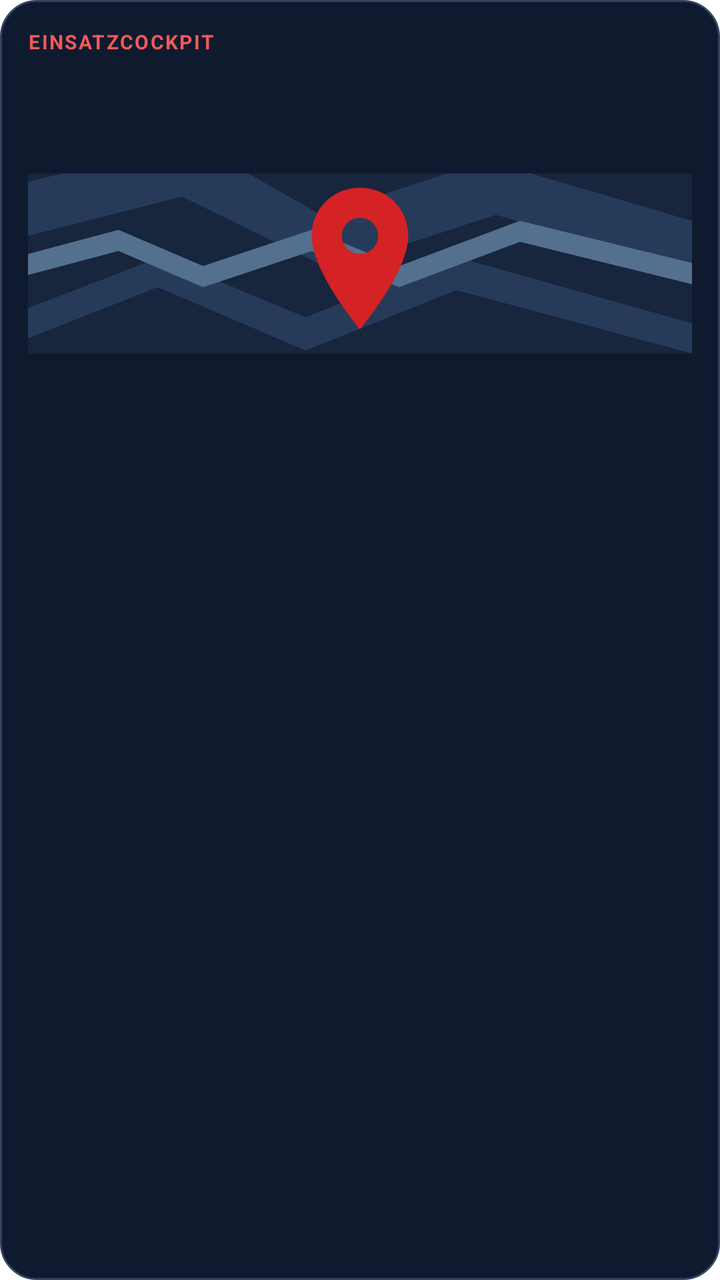
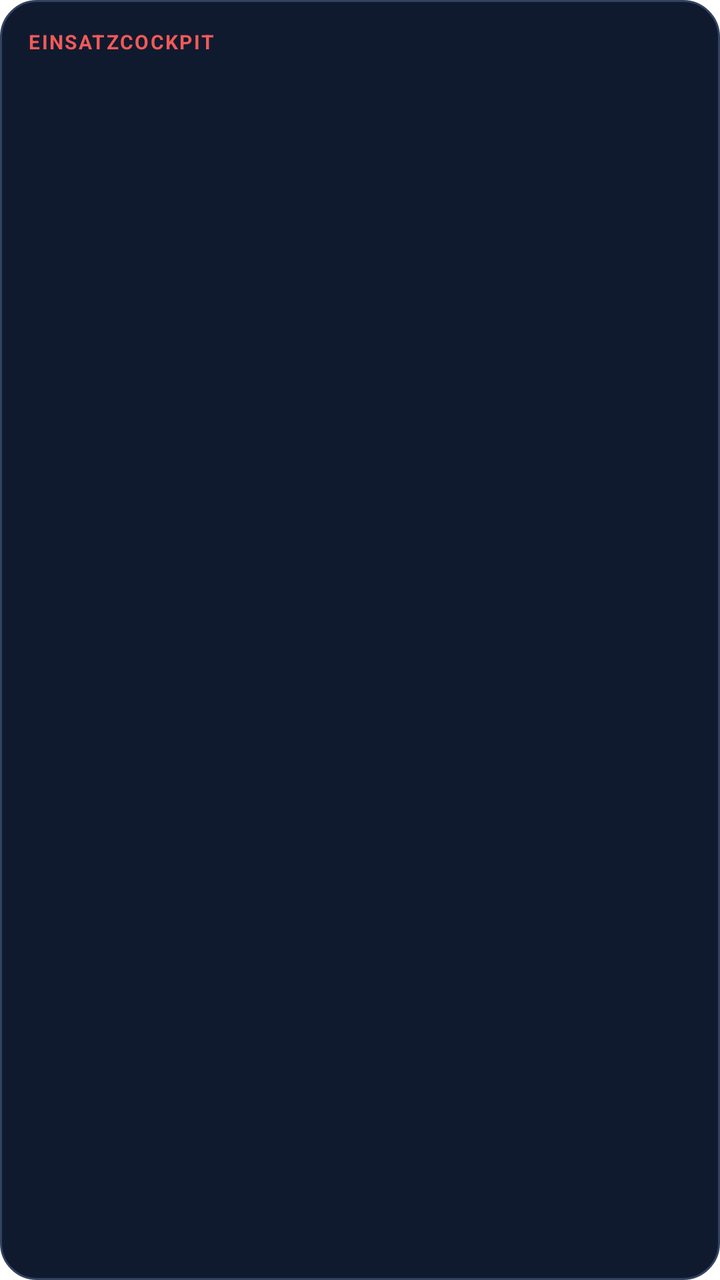

Before-and-after screenshots of an Android layout around one commit, followed by the original layout XML and the change that was made.
<!-- AndroidManifest.xml: fallback theme Theme.MaterialComponents.DayNight.NoActionBar -->
<!-- res/layout/ec_widget_einsatz.xml -->
<?xml version="1.0" encoding="utf-8"?>
<LinearLayout xmlns:android="http://schemas.android.com/apk/res/android" android:id="@+id/einsatz_root" android:layout_width="match_parent" android:layout_height="match_parent" android:orientation="vertical" android:padding="14dp" android:background="@drawable/ec_widget_background">
    <TextView android:id="@+id/einsatz_label" android:layout_width="wrap_content" android:layout_height="wrap_content" android:text="EINSATZCOCKPIT" android:textColor="#F15A58" android:textSize="10sp" android:textStyle="bold" android:letterSpacing="0.08" />
    <TextView android:id="@+id/einsatz_title" android:layout_width="match_parent" android:layout_height="wrap_content" android:layout_marginTop="4dp" android:textColor="#FFFFFF" android:textSize="18sp" android:textStyle="bold" android:maxLines="2" />
    <TextView android:id="@+id/einsatz_detail" android:layout_width="match_parent" android:layout_height="wrap_content" android:layout_marginTop="3dp" android:textColor="#C8D2E8" android:textSize="13sp" android:maxLines="2" />
    <TextView android:id="@+id/einsatz_meldung" android:layout_width="match_parent" android:layout_height="wrap_content" android:layout_marginTop="4dp" android:textColor="#FFFFFF" android:textSize="12sp" android:maxLines="3" android:visibility="gone" />
    <LinearLayout android:id="@+id/einsatz_actions" android:layout_width="match_parent" android:layout_height="wrap_content" android:layout_marginTop="8dp" android:orientation="horizontal" android:visibility="gone">
        <TextView android:id="@+id/einsatz_maps_action" android:layout_width="wrap_content" android:layout_height="wrap_content" android:layout_marginEnd="10dp" android:drawableStart="@drawable/ic_ec_widget_map" android:drawablePadding="4dp" android:gravity="center_vertical" android:text="Maps" android:textColor="#FFFFFF" android:textSize="12sp" />
        <TextView android:id="@+id/einsatz_object_action" android:layout_width="0dp" android:layout_height="wrap_content" android:layout_weight="1" android:drawableStart="@drawable/ic_ec_widget_objects" android:drawablePadding="4dp" android:gravity="center_vertical" android:maxLines="1" android:textColor="#FFFFFF" android:textSize="12sp" />
        <TextView android:id="@+id/einsatz_fahrt_action" android:layout_width="wrap_content" android:layout_height="wrap_content" android:drawableStart="@drawable/ic_ec_widget_fahrt" android:drawablePadding="4dp" android:gravity="center_vertical" android:text="Fahrt erfassen" android:textColor="#FFFFFF" android:textSize="12sp" />
    </LinearLayout>
    <ImageView android:id="@+id/einsatz_map" android:layout_width="match_parent" android:layout_height="90dp" android:layout_marginTop="10dp" android:scaleType="centerCrop" android:src="@drawable/ic_ec_widget_map" android:contentDescription="Karte zum Einsatzort" />
    <LinearLayout android:id="@+id/gsl_queue_container" android:layout_width="match_parent" android:layout_height="wrap_content" android:layout_marginTop="8dp" android:orientation="vertical" android:visibility="gone" />
</LinearLayout>
<!-- resources referenced by this layout -->
<resources>
  <!-- drawable ec_widget_background (drawable) -->
  <?xml version="1.0" encoding="utf-8"?>
  <shape xmlns:android="http://schemas.android.com/apk/res/android" android:shape="rectangle">
      <solid android:color="#101A2F" />
      <corners android:radius="18dp" />
      <stroke android:width="1dp" android:color="#33425F" />
  </shape>
  <!-- drawable ic_ec_widget_fahrt (drawable) -->
  <?xml version="1.0" encoding="utf-8"?>
  <vector xmlns:android="http://schemas.android.com/apk/res/android" android:width="36dp" android:height="36dp" android:viewportWidth="24" android:viewportHeight="24">
      <path android:fillColor="#3E8ED9" android:pathData="M12,3a9,9 0,1 0,0 18a9,9 0,0 0,0 -18M12,5.2a6.8,6.8 0,0 1,5.8 3.3l-3.4,1.4a3,3 0,0 0,-4.8,0L6.2,8.5A6.8,6.8 0,0 1,12,5.2M5.4,12c0,-0.5 0.1,-1 0.2,-1.4l3.5,1.4a3,3 0,0 0,1.8 2.8v3.7A6.8,6.8 0,0 1,5.4,12M13.1,18.5v-3.7a3,3 0,0 0,1.8,-2.8l3.5,-1.4c0.1,0.5 0.2,0.9 0.2,1.4A6.8,6.8 0,0 1,13.1,18.5" />
  </vector>
  <!-- drawable ic_ec_widget_map (drawable) -->
  <?xml version="1.0" encoding="utf-8"?>
  <vector xmlns:android="http://schemas.android.com/apk/res/android" android:width="220dp" android:height="90dp" android:viewportWidth="220" android:viewportHeight="90">
      <path android:fillColor="#17253D" android:pathData="M0,0h220v90h-220z" />
      <path android:fillColor="#263B59" android:pathData="M0,18L55,5l42,24l55,-18l68,20v17l-65,-19l-55,18L51,23L0,36zM0,60l44,-17l48,20l50,-20l78,22v10l-78,-21L92,74L43,53L0,70z" />
      <path android:fillColor="#54708F" android:pathData="M0,42L30,34l28,12l36,-12l29,12l40,-15l57,14v7l-57,-14l-40,15l-29,-12L58,53L30,41L0,49z" />
      <path android:fillColor="#D42225" android:pathData="M110,20c-9,0 -16,7 -16,16c0,12 16,31 16,31s16,-19 16,-31c0,-9 -7,-16 -16,-16M110,30a6,6 0,1 1,0 12a6,6 0,0 1,0 -12" />
  </vector>
  <!-- drawable ic_ec_widget_objects (drawable) -->
  <?xml version="1.0" encoding="utf-8"?>
  <vector xmlns:android="http://schemas.android.com/apk/res/android" android:width="36dp" android:height="36dp" android:viewportWidth="24" android:viewportHeight="24">
      <path android:fillColor="#20B86A" android:pathData="M3,21h18v-2h-1V4H8v15H6V10H3zM10,6h2v2h-2zM14,6h2v2h-2zM10,10h2v2h-2zM14,10h2v2h-2zM10,14h2v5h-2zM14,14h2v5h-2z" />
  </vector>
</resources>

<!-- the commit's change to res/layout/ec_widget_einsatz.xml (unified diff, before → after) -->
@@ -5,10 +5,10 @@
     <TextView android:id="@+id/einsatz_detail" android:layout_width="match_parent" android:layout_height="wrap_content" android:layout_marginTop="3dp" android:textColor="#C8D2E8" android:textSize="13sp" android:maxLines="2" />
     <TextView android:id="@+id/einsatz_meldung" android:layout_width="match_parent" android:layout_height="wrap_content" android:layout_marginTop="4dp" android:textColor="#FFFFFF" android:textSize="12sp" android:maxLines="3" android:visibility="gone" />
     <LinearLayout android:id="@+id/einsatz_actions" android:layout_width="match_parent" android:layout_height="wrap_content" android:layout_marginTop="8dp" android:orientation="horizontal" android:visibility="gone">
-        <TextView android:id="@+id/einsatz_maps_action" android:layout_width="wrap_content" android:layout_height="wrap_content" android:layout_marginEnd="10dp" android:drawableStart="@drawable/ic_ec_widget_map" android:drawablePadding="4dp" android:gravity="center_vertical" android:text="Maps" android:textColor="#FFFFFF" android:textSize="12sp" />
         <TextView android:id="@+id/einsatz_object_action" android:layout_width="0dp" android:layout_height="wrap_content" android:layout_weight="1" android:drawableStart="@drawable/ic_ec_widget_objects" android:drawablePadding="4dp" android:gravity="center_vertical" android:maxLines="1" android:textColor="#FFFFFF" android:textSize="12sp" />
         <TextView android:id="@+id/einsatz_fahrt_action" android:layout_width="wrap_content" android:layout_height="wrap_content" android:drawableStart="@drawable/ic_ec_widget_fahrt" android:drawablePadding="4dp" android:gravity="center_vertical" android:text="Fahrt erfassen" android:textColor="#FFFFFF" android:textSize="12sp" />
     </LinearLayout>
-    <ImageView android:id="@+id/einsatz_map" android:layout_width="match_parent" android:layout_height="90dp" android:layout_marginTop="10dp" android:scaleType="centerCrop" android:src="@drawable/ic_ec_widget_map" android:contentDescription="Karte zum Einsatzort" />
+    <ImageView android:id="@+id/einsatz_map" android:layout_width="match_parent" android:layout_height="0dp" android:layout_weight="1" android:layout_marginTop="10dp" android:background="@drawable/ec_widget_map_background" android:scaleType="centerCrop" android:contentDescription="Karte zum Einsatzort" android:visibility="gone" />
+    <TextView android:id="@+id/einsatz_maps_button" android:layout_width="match_parent" android:layout_height="40dp" android:layout_marginTop="8dp" android:background="@drawable/ec_widget_button_maps" android:drawableStart="@drawable/ic_ec_widget_maps_pin" android:drawablePadding="8dp" android:gravity="center" android:text="In Google Maps öffnen" android:textColor="#FFFFFF" android:textSize="14sp" android:textStyle="bold" android:visibility="gone" />
     <LinearLayout android:id="@+id/gsl_queue_container" android:layout_width="match_parent" android:layout_height="wrap_content" android:layout_marginTop="8dp" android:orientation="vertical" android:visibility="gone" />
 </LinearLayout>
<!-- resource entries referenced after the edit -->
@@ -7,18 +7,31 @@
       <corners android:radius="18dp" />
       <stroke android:width="1dp" android:color="#33425F" />
   </shape>
+  <!-- drawable ec_widget_button_maps (drawable) -->
+  <?xml version="1.0" encoding="utf-8"?>
+  <shape xmlns:android="http://schemas.android.com/apk/res/android" android:shape="rectangle">
+      <solid android:color="#1A73E8" />
+      <corners android:radius="20dp" />
+  </shape>
+  <!-- drawable ec_widget_map_background (drawable) -->
+  <?xml version="1.0" encoding="utf-8"?>
+  <shape xmlns:android="http://schemas.android.com/apk/res/android" android:shape="rectangle">
+      <solid android:color="#182338" />
+      <corners android:radius="12dp" />
+  </shape>
   <!-- drawable ic_ec_widget_fahrt (drawable) -->
   <?xml version="1.0" encoding="utf-8"?>
   <vector xmlns:android="http://schemas.android.com/apk/res/android" android:width="36dp" android:height="36dp" android:viewportWidth="24" android:viewportHeight="24">
       <path android:fillColor="#3E8ED9" android:pathData="M12,3a9,9 0,1 0,0 18a9,9 0,0 0,0 -18M12,5.2a6.8,6.8 0,0 1,5.8 3.3l-3.4,1.4a3,3 0,0 0,-4.8,0L6.2,8.5A6.8,6.8 0,0 1,12,5.2M5.4,12c0,-0.5 0.1,-1 0.2,-1.4l3.5,1.4a3,3 0,0 0,1.8 2.8v3.7A6.8,6.8 0,0 1,5.4,12M13.1,18.5v-3.7a3,3 0,0 0,1.8,-2.8l3.5,-1.4c0.1,0.5 0.2,0.9 0.2,1.4A6.8,6.8 0,0 1,13.1,18.5" />
   </vector>
-  <!-- drawable ic_ec_widget_map (drawable) -->
+  <!-- drawable ic_ec_widget_maps_pin (drawable) -->
   <?xml version="1.0" encoding="utf-8"?>
-  <vector xmlns:android="http://schemas.android.com/apk/res/android" android:width="220dp" android:height="90dp" android:viewportWidth="220" android:viewportHeight="90">
-      <path android:fillColor="#17253D" android:pathData="M0,0h220v90h-220z" />
-      <path android:fillColor="#263B59" android:pathData="M0,18L55,5l42,24l55,-18l68,20v17l-65,-19l-55,18L51,23L0,36zM0,60l44,-17l48,20l50,-20l78,22v10l-78,-21L92,74L43,53L0,70z" />
-      <path android:fillColor="#54708F" android:pathData="M0,42L30,34l28,12l36,-12l29,12l40,-15l57,14v7l-57,-14l-40,15l-29,-12L58,53L30,41L0,49z" />
-      <path android:fillColor="#D42225" android:pathData="M110,20c-9,0 -16,7 -16,16c0,12 16,31 16,31s16,-19 16,-31c0,-9 -7,-16 -16,-16M110,30a6,6 0,1 1,0 12a6,6 0,0 1,0 -12" />
+  <vector xmlns:android="http://schemas.android.com/apk/res/android"
+      android:width="20dp"
+      android:height="20dp"
+      android:viewportWidth="24"
+      android:viewportHeight="24">
+      <path android:fillColor="#FFFFFFFF" android:pathData="M12,2C8.13,2 5,5.13 5,9c0,5.25 7,13 7,13s7,-7.75 7,-13c0,-3.87 -3.13,-7 -7,-7zM12,11.5A2.5,2.5 0,1 1,12,6a2.5,2.5 0,0 1,0,5.5z" />
   </vector>
   <!-- drawable ic_ec_widget_objects (drawable) -->
   <?xml version="1.0" encoding="utf-8"?>
